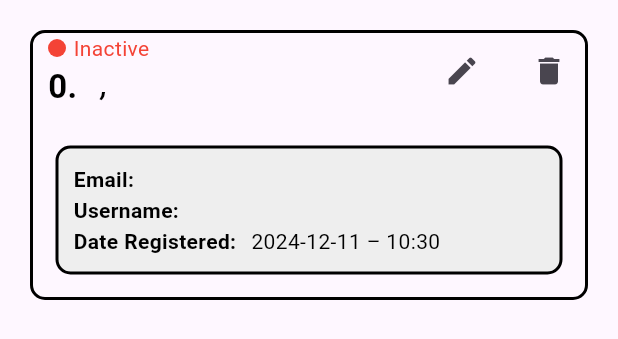
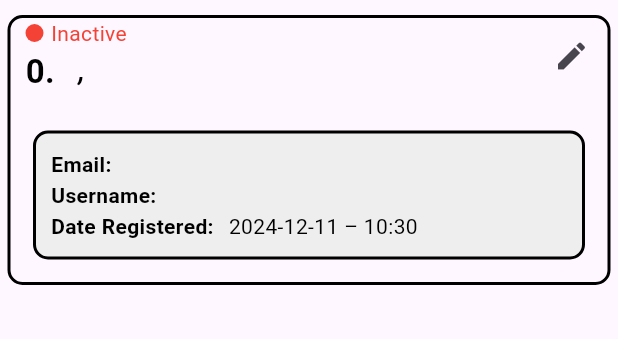
Before and after one commit to ndrw-ynz/physix-companion-app, a Flutter app: the TeacherDetailsWidget widget shown alone on an empty page, opened directly with empty values, on a phone screen of 412 x 824 dp. Shown: the top 339 px of the screen. Run offline on Flutter 3.47's test engine with Material 3 defaults, Android fonts, the phone set to English and light mode, and no system bars; our stand-ins replace cloud_firestore, firebase_auth, firebase_core, go_router; accounts and stored records are empty.

Commit message:
fix: fix overflow problems on teacher details widget

```diff
--- a/lib/widgets/teachers/teacher_details_widget.dart
+++ b/lib/widgets/teachers/teacher_details_widget.dart
@@ -32,7 +32,7 @@ class _TeacherDetailsWidgetState extends State<TeacherDetailsWidget> {
   @override
   Widget build(BuildContext context) {
     return Container(
-        margin: const EdgeInsets.all(20.0),
+        margin: const EdgeInsets.fromLTRB(5.0, 10.0, 5.0, 10.0),
         height: 180,
         decoration: BoxDecoration(
             border: Border.all(color: Colors.black, width: 2.0),
@@ -106,15 +106,7 @@ class _TeacherDetailsWidgetState extends State<TeacherDetailsWidget> {
                         style: ElevatedButton.styleFrom(
                           padding: const EdgeInsets.symmetric(horizontal: 10),
                         ),
-                      ),
-                      const SizedBox(width: 10), // Space between buttons
-                      IconButton(
-                        onPressed: () {},
-                        icon: const Icon(Icons.delete),
-                        style: ElevatedButton.styleFrom(
-                          padding: const EdgeInsets.symmetric(horizontal: 10),
-                        ),
-                      ),
+                      )
                     ],
                   ),
                 ],
```
